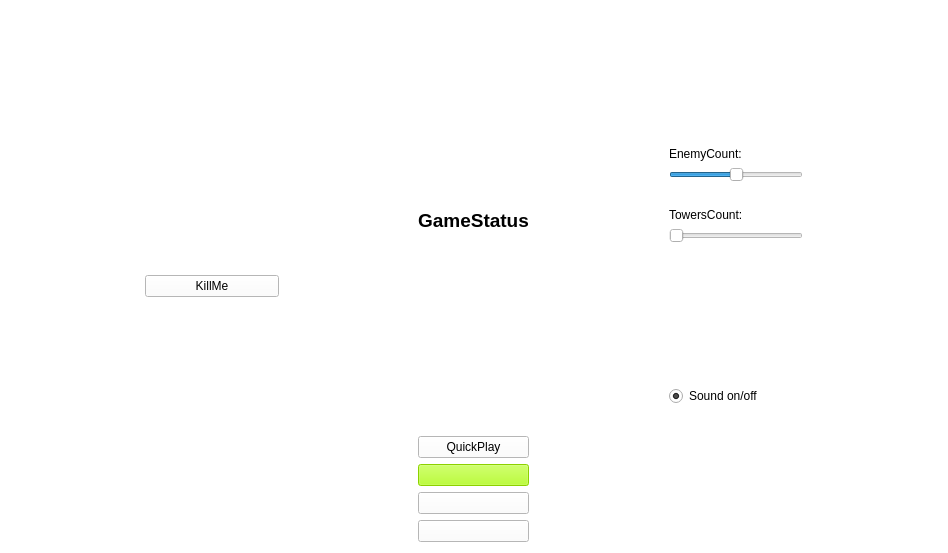
Before: the Qt Designer form mainmenu.ui in BetmanSmall/LittleGame, drawn with Qt 5.
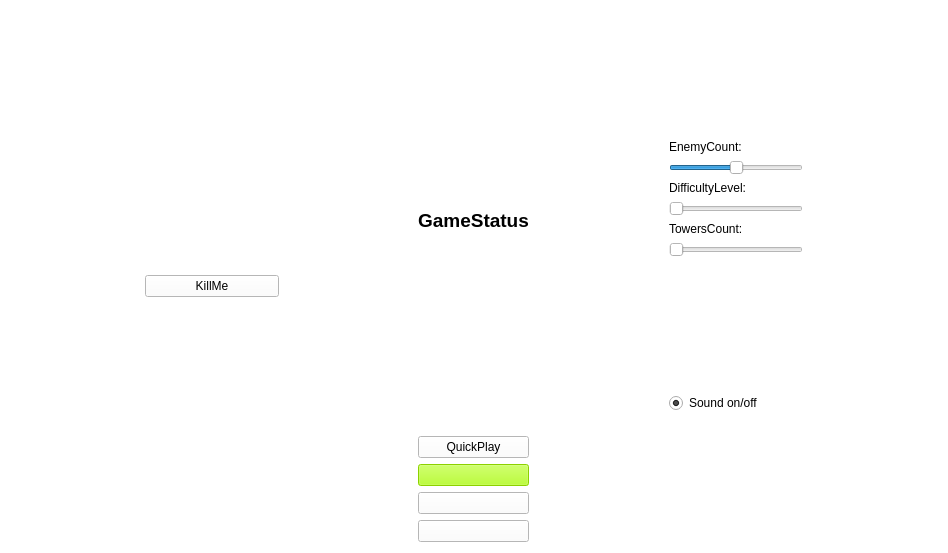
After: the same form once the commit is applied. Icons and pictures are not drawn.

Commit message: fix some problems and add difficultyLevel

What changed in the file:
```diff
--- a/mainmenu.ui
+++ b/mainmenu.ui
@@ -1035,6 +1035,9 @@
        <property name="maximum">
         <number>32</number>
        </property>
+       <property name="pageStep">
+        <number>4</number>
+       </property>
        <property name="value">
         <number>16</number>
        </property>
@@ -1044,17 +1047,24 @@
       </widget>
      </item>
      <item>
-      <spacer name="horizontalSpacer_6">
+      <widget class="QLabel" name="labelDifficultyLevel">
+       <property name="text">
+        <string>DifficultyLevel:</string>
+       </property>
+      </widget>
+     </item>
+     <item>
+      <widget class="QSlider" name="difficultyLevel">
+       <property name="maximum">
+        <number>2</number>
+       </property>
+       <property name="pageStep">
+        <number>1</number>
+       </property>
        <property name="orientation">
         <enum>Qt::Horizontal</enum>
        </property>
-       <property name="sizeHint" stdset="0">
-        <size>
-         <width>40</width>
-         <height>20</height>
-        </size>
-       </property>
-      </spacer>
+      </widget>
      </item>
      <item>
       <widget class="QLabel" name="label_2">
@@ -1065,9 +1075,15 @@
      </item>
      <item>
       <widget class="QSlider" name="towersCount">
+       <property name="enabled">
+        <bool>false</bool>
+       </property>
        <property name="maximum">
         <number>32</number>
        </property>
+       <property name="pageStep">
+        <number>4</number>
+       </property>
        <property name="orientation">
         <enum>Qt::Horizontal</enum>
        </property>
```
Left out of the diff: 4 changed lines with no effect on the pictures. The commit also changes 15 other files.
